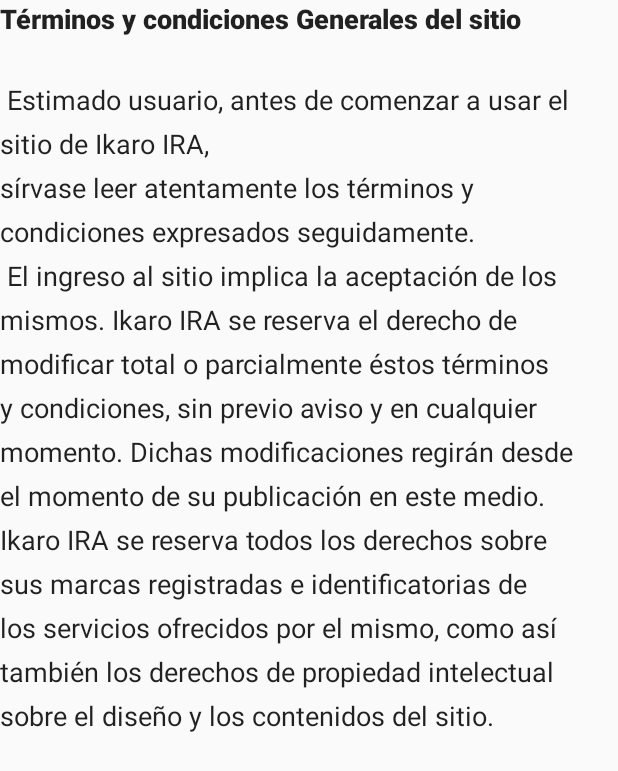
After one commit to hernnyy/emt, an Android app: the AboutScreenActivity screen opened directly, with no data from a screen before it, on a phone screen of 412 x 824 dp. The commit adds this screen. Shown: the top 771 px of the screen. Run offline under Robolectric (Android 15) with nearby library versions, the phone set to English and light mode, and no system bars; network calls fail.

Commit message:
agregado dos pantallas de registrar y terminos y condiciones

```diff
--- a/app/build.gradle
+++ b/app/build.gradle
@@ -22,6 +22,7 @@ android {
 
 dependencies {
     implementation fileTree(dir: 'libs', include: ['*.jar'])
+    implementation 'com.android.support:support-v4:25.4.0'
     androidTestImplementation('com.android.support.test.espresso:espresso-core:2.2.2', {
         exclude group: 'com.android.support', module: 'support-annotations'
     })
--- a/app/src/main/AndroidManifest.xml
+++ b/app/src/main/AndroidManifest.xml
@@ -34,6 +34,10 @@
         <activity
             android:name=".HelpScreenActivity"
             android:label="@string/title_activity_help_screen"
+            android:theme="@style/AppTheme.NoActionBar" />
+        <activity
+            android:name=".AboutScreenActivity"
+            android:label="@string/title_activity_about_screen"
             android:theme="@style/AppTheme.NoActionBar"></activity>
     </application>
 
--- /dev/null
+++ b/app/src/main/java/com/example/hernan/esmiturno/AboutScreenActivity.java
@@ -0,0 +1,23 @@
+package com.example.hernan.esmiturno;
+
+import android.os.Bundle;
+import android.support.design.widget.FloatingActionButton;
+import android.support.design.widget.Snackbar;
+import android.support.v7.app.AppCompatActivity;
+import android.support.v7.widget.Toolbar;
+import android.view.View;
+import android.widget.TextView;
+
+public class AboutScreenActivity extends AppCompatActivity {
+    private TextView tv2,tv3;
+    @Override
+    protected void onCreate(Bundle savedInstanceState) {
+        super.onCreate(savedInstanceState);
+        setContentView(R.layout.activity_about_screen);
+        tv2 = (TextView)findViewById(R.id.textv2);
+        tv3 = (TextView)findViewById(R.id.textv3);
+
+
+    }
+
+}
--- /dev/null
+++ b/app/src/main/res/layout/activity_about_screen.xml
@@ -0,0 +1,39 @@
+<?xml version="1.0" encoding="utf-8"?>
+<android.support.design.widget.CoordinatorLayout xmlns:android="http://schemas.android.com/apk/res/android"
+    xmlns:app="http://schemas.android.com/apk/res-auto"
+    xmlns:tools="http://schemas.android.com/tools"
+    android:layout_width="match_parent"
+    android:layout_height="match_parent"
+    tools:context=".AboutScreenActivity">
+
+
+    <LinearLayout
+        android:layout_width="match_parent"
+        android:layout_height="wrap_content"
+        android:orientation="vertical">
+
+        <TextView
+            android:id="@+id/textv3"
+            android:layout_width="match_parent"
+            android:layout_height="wrap_content"
+            android:layout_weight="1"
+            android:text="@string/title_activity_about"
+            android:textAppearance="@style/TextAppearance.AppCompat.Title"
+            android:textSize="18sp"
+            android:textStyle="bold"
+            android:visibility="visible" />
+
+        <TextView
+            android:id="@+id/textv2"
+            android:layout_width="match_parent"
+            android:layout_height="wrap_content"
+            android:layout_weight="1"
+            android:lineSpacingExtra="8sp"
+            android:text="@string/about_text"
+            android:textAlignment="textStart"
+            android:textColor="@color/common_google_signin_btn_text_light_pressed"
+            android:textSize="18sp"
+            android:visibility="visible" />
+    </LinearLayout>
+
+</android.support.design.widget.CoordinatorLayout>
--- a/app/src/main/res/values/colors.xml
+++ b/app/src/main/res/values/colors.xml
@@ -67,4 +67,6 @@
         <item>@color/teal</item>
         <item>@color/pink</item>
     </integer-array>
+
+    <color name="black_overlay">#66000000</color>
 </resources>
--- a/app/src/main/res/values/strings.xml
+++ b/app/src/main/res/values/strings.xml
@@ -7,6 +7,7 @@
     <string name="action_sign_in">Ingresar</string>
     <string name="action_sign_in_short">Ingresar</string>
     <string name="action_registry">Registrarse</string>
+    <string name="action_help">Ayuda</string>
     <string name="error_invalid_email">This email address is invalid</string>
     <string name="error_invalid_password">This password is too short</string>
     <string name="error_incorrect_password">This password is incorrect</string>
@@ -112,4 +113,15 @@
     </string>
     <string name="action_settings">Settings</string>
     <string name="title_activity_help_screen">HelpScreenActivity</string>
+    <string name="title_activity_register">RegisterActivity</string>
+
+    <string name="title_activity_help">HelpActivity</string>
+    <string name="dummy_button">Dummy Button</string>
+    <string name="dummy_content">DUMMY\nCONTENT</string>
+    <string name="title_activity_about_screen">Políticas</string>
+    <string name="title_activity_about">Términos y condiciones Generales del sitio</string>
+    <string name="about_text">\n Estimado usuario, antes de comenzar a usar el sitio de Ikaro IRA,\nsírvase leer atentamente los términos y condiciones expresados seguidamente.\n
+        El ingreso al sitio implica la aceptación de los mismos.
+Ikaro IRA se reserva el derecho de modificar total o parcialmente éstos términos y condiciones, sin previo aviso y en cualquier momento. Dichas modificaciones regirán desde el momento de su publicación en este medio.
+Ikaro IRA se reserva todos los derechos sobre sus marcas registradas e identificatorias de los servicios ofrecidos por el mismo, como así también los derechos de propiedad intelectual sobre el diseño y los contenidos del sitio.</string>
 </resources>
--- a/build.gradle
+++ b/build.gradle
@@ -6,7 +6,7 @@ buildscript {
         google()
     }
     dependencies {
-        classpath 'com.android.tools.build:gradle:3.1.3'
+        classpath 'com.android.tools.build:gradle:3.1.4'
 
         // NOTE: Do not place your application dependencies here; they belong
         // in the individual module build.gradle files
```
Also changed, not shown: app/src/main/java/com/example/hernan/esmiturno/HelpScreenActivity.java (added, +53 -0 lines), app/src/main/java/com/example/hernan/esmiturno/LoginActivity.java (+11 -0 lines), app/src/main/res/layout/activity_help_screen.xml (added, +56 -0 lines), app/src/main/res/layout/activity_login.xml (+8 -0 lines), app/src/main/res/values/attrs.xml (added, +12 -0 lines), app/src/main/res/values/styles.xml (+12 -0 lines).
